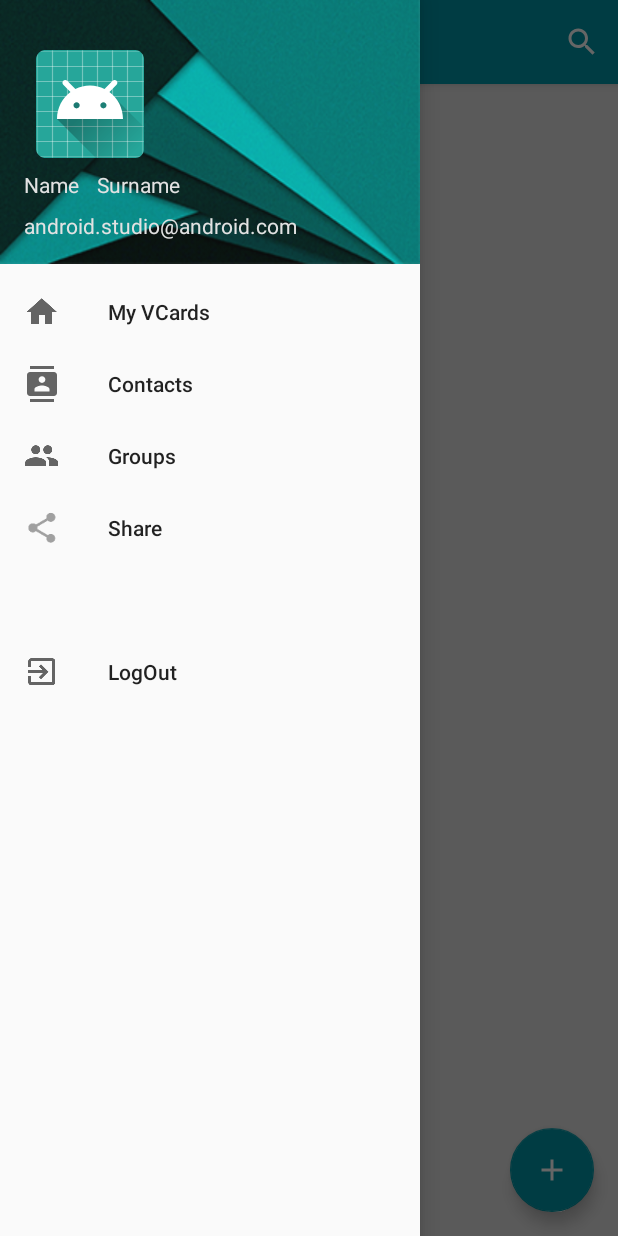
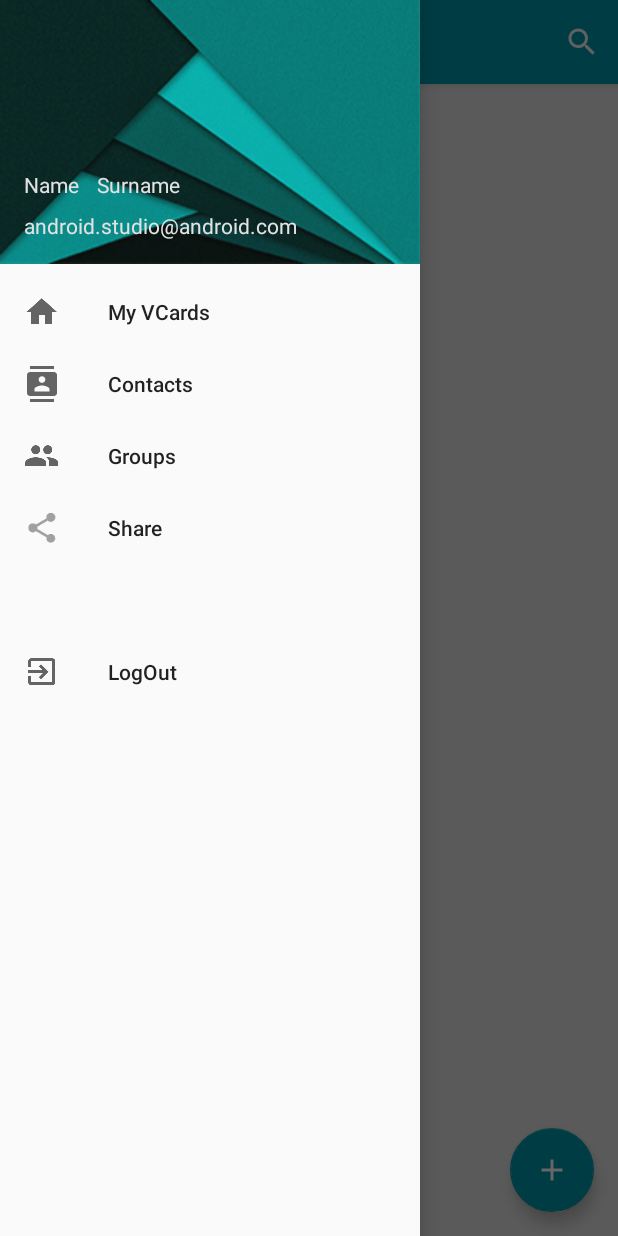
Before and after one commit to GracefulLeo/BindUpMobileApp, an Android app: the fragment ContactsFragment placed in its activity, after a tap on "Open", on a phone screen of 412 x 824 dp. Run offline under Robolectric (Android 15) with nearby library versions, the phone set to English and light mode, and no system bars; our stand-ins replace CircleImageView; libraries missing offline, so code that uses them is left out: com.j256.ormlite, com.squareup.leakcanary; pictures from the network do not load.

Commit message:
resource files are fixed a little bit

```diff
--- a/app/src/main/res/drawable-v24/ic_search_whitexml_24dp.xml
+++ /dev/null
@@ -1,9 +0,0 @@
-<vector xmlns:android="http://schemas.android.com/apk/res/android"
-        android:width="24dp"
-        android:height="24dp"
-        android:viewportWidth="24.0"
-        android:viewportHeight="24.0">
-    <path
-        android:fillColor="#ffffff"
-        android:pathData="M15.5,14h-0.79l-0.28,-0.27C15.41,12.59 16,11.11 16,9.5 16,5.91 13.09,3 9.5,3S3,5.91 3,9.5 5.91,16 9.5,16c1.61,0 3.09,-0.59 4.23,-1.57l0.27,0.28v0.79l5,4.99L20.49,19l-4.99,-5zM9.5,14C7.01,14 5,11.99 5,9.5S7.01,5 9.5,5 14,7.01 14,9.5 11.99,14 9.5,14z"/>
-</vector>
--- /dev/null
+++ b/app/src/main/res/drawable/ic_edit_black_24dp.xml
@@ -0,0 +1,5 @@
+<vector android:height="24dp" android:tint="#EBF2F5"
+    android:viewportHeight="24.0" android:viewportWidth="24.0"
+    android:width="24dp" xmlns:android="http://schemas.android.com/apk/res/android">
+    <path android:fillColor="#FF000000" android:pathData="M3,17.25V21h3.75L17.81,9.94l-3.75,-3.75L3,17.25zM20.71,7.04c0.39,-0.39 0.39,-1.02 0,-1.41l-2.34,-2.34c-0.39,-0.39 -1.02,-0.39 -1.41,0l-1.83,1.83 3.75,3.75 1.83,-1.83z"/>
+</vector>
--- /dev/null
+++ b/app/src/main/res/drawable/ic_group_add_black_24dp.xml
@@ -0,0 +1,5 @@
+<vector android:height="24dp" android:tint="#EBF2F5"
+    android:viewportHeight="24.0" android:viewportWidth="24.0"
+    android:width="24dp" xmlns:android="http://schemas.android.com/apk/res/android">
+    <path android:fillColor="#FF000000" android:pathData="M8,10L5,10L5,7L3,7v3L0,10v2h3v3h2v-3h3v-2zM18,11c1.66,0 2.99,-1.34 2.99,-3S19.66,5 18,5c-0.32,0 -0.63,0.05 -0.91,0.14 0.57,0.81 0.9,1.79 0.9,2.86s-0.34,2.04 -0.9,2.86c0.28,0.09 0.59,0.14 0.91,0.14zM13,11c1.66,0 2.99,-1.34 2.99,-3S14.66,5 13,5c-1.66,0 -3,1.34 -3,3s1.34,3 3,3zM19.62,13.16c0.83,0.73 1.38,1.66 1.38,2.84v2h3v-2c0,-1.54 -2.37,-2.49 -4.38,-2.84zM13,13c-2,0 -6,1 -6,3v2h12v-2c0,-2 -4,-3 -6,-3z"/>
+</vector>
--- a/app/src/main/res/drawable/ic_search_black_24dp.xml
+++ b/app/src/main/res/drawable/ic_search_black_24dp.xml
@@ -1,9 +1,5 @@
-<vector xmlns:android="http://schemas.android.com/apk/res/android"
-        android:width="24dp"
-        android:height="24dp"
-        android:viewportWidth="24.0"
-        android:viewportHeight="24.0">
-    <path
-        android:fillColor="#000000"
-        android:pathData="M15.5,14h-0.79l-0.28,-0.27C15.41,12.59 16,11.11 16,9.5 16,5.91 13.09,3 9.5,3S3,5.91 3,9.5 5.91,16 9.5,16c1.61,0 3.09,-0.59 4.23,-1.57l0.27,0.28v0.79l5,4.99L20.49,19l-4.99,-5zM9.5,14C7.01,14 5,11.99 5,9.5S7.01,5 9.5,5 14,7.01 14,9.5 11.99,14 9.5,14z"/>
+<vector android:height="24dp" android:tint="#EBF2F5"
+    android:viewportHeight="24.0" android:viewportWidth="24.0"
+    android:width="24dp" xmlns:android="http://schemas.android.com/apk/res/android">
+    <path android:fillColor="#FF000000" android:pathData="M15.5,14h-0.79l-0.28,-0.27C15.41,12.59 16,11.11 16,9.5 16,5.91 13.09,3 9.5,3S3,5.91 3,9.5 5.91,16 9.5,16c1.61,0 3.09,-0.59 4.23,-1.57l0.27,0.28v0.79l5,4.99L20.49,19l-4.99,-5zM9.5,14C7.01,14 5,11.99 5,9.5S7.01,5 9.5,5 14,7.01 14,9.5 11.99,14 9.5,14z"/>
 </vector>
--- a/app/src/main/res/drawable/ic_search_whitexml_24dp.xml
+++ /dev/null
@@ -1,9 +0,0 @@
-<vector xmlns:android="http://schemas.android.com/apk/res/android"
-        android:width="24dp"
-        android:height="24dp"
-        android:viewportWidth="24.0"
-        android:viewportHeight="24.0">
-    <path
-        android:fillColor="#ffffff"
-        android:pathData="M15.5,14h-0.79l-0.28,-0.27C15.41,12.59 16,11.11 16,9.5 16,5.91 13.09,3 9.5,3S3,5.91 3,9.5 5.91,16 9.5,16c1.61,0 3.09,-0.59 4.23,-1.57l0.27,0.28v0.79l5,4.99L20.49,19l-4.99,-5zM9.5,14C7.01,14 5,11.99 5,9.5S7.01,5 9.5,5 14,7.01 14,9.5 11.99,14 9.5,14z"/>
-</vector>
--- a/app/src/main/res/layout/navigation_header.xml
+++ b/app/src/main/res/layout/navigation_header.xml
@@ -12,13 +12,13 @@
     android:theme="@style/ThemeOverlay.AppCompat.Dark"
     android:background="@drawable/design_background">
 
-    <ImageView
-        android:id="@+id/nav_drawer_image_view"
-        android:layout_width="wrap_content"
-        android:layout_height="wrap_content"
-        android:paddingTop="@dimen/nav_header_vertical_spacing"
-        android:paddingLeft="@dimen/nav_header_left_padding"
-        app:srcCompat="@mipmap/ic_launcher_round" />
+    <!--<ImageView-->
+        <!--android:id="@+id/nav_drawer_image_view"-->
+        <!--android:layout_width="wrap_content"-->
+        <!--android:layout_height="wrap_content"-->
+        <!--android:paddingTop="@dimen/nav_header_vertical_spacing"-->
+        <!--android:paddingLeft="@dimen/nav_header_left_padding"-->
+        <!--app:srcCompat="@mipmap/ic_launcher_round" />-->
 
 
     <RelativeLayout
--- a/app/src/main/res/menu/top_navigation_menu_contacts_and_groups.xml
+++ b/app/src/main/res/menu/top_navigation_menu_contacts_and_groups.xml
@@ -6,7 +6,7 @@
     <item android:id="@+id/search"
         android:title="@string/search_title"
         android:orderInCategory="1"
-        android:icon="@drawable/ic_search_whitexml_24dp"
+        android:icon="@drawable/ic_search_black_24dp"
         app:showAsAction="ifRoom" />
 
     <!--<item-->
--- a/app/src/main/res/menu/top_navigation_menu_contacts_preview.xml
+++ b/app/src/main/res/menu/top_navigation_menu_contacts_preview.xml
@@ -7,13 +7,13 @@
         android:id="@+id/contacts_preview_add_to_group_button"
         android:title="@string/contacts_preview_add_to_group_btn"
         app:showAsAction="ifRoom"
-        android:icon="@drawable/ic_add_to_group"/>
+        android:icon="@drawable/ic_group_add_black_24dp"/>
 
     <item
         android:id="@+id/contacts_preview_delete_button"
         android:title="@string/edit"
         app:showAsAction="ifRoom"
-        android:icon="@drawable/ic_delete"/>
+        android:icon="@drawable/ic_delete_black_24dp"/>
 
 
 </menu>
--- a/app/src/main/res/menu/top_navigation_menu_groups_preview.xml
+++ b/app/src/main/res/menu/top_navigation_menu_groups_preview.xml
@@ -7,13 +7,13 @@
         android:id="@+id/groups_preview_add_to_group_button"
         android:title="@string/contacts_preview_add_to_group_btn"
         app:showAsAction="ifRoom"
-        android:icon="@drawable/ic_add_to_group"/>
+        android:icon="@drawable/ic_group_add_black_24dp"/>
 
     <item
         android:id="@+id/groups_preview_search_button"
         android:title="@string/edit"
         app:showAsAction="ifRoom"
-        android:icon="@drawable/ic_search"/>
+        android:icon="@drawable/ic_search_black_24dp"/>
 
 
 </menu>
--- a/app/src/main/res/menu/top_navigation_menu_my_vcards_edit.xml
+++ b/app/src/main/res/menu/top_navigation_menu_my_vcards_edit.xml
@@ -7,6 +7,6 @@
         android:id="@+id/edit_delete_button"
         android:title="@string/edit"
         app:showAsAction="ifRoom"
-        android:icon="@drawable/ic_delete"/>
+        android:icon="@drawable/ic_delete_black_24dp"/>
 
 </menu>
--- a/app/src/main/res/menu/top_navigation_menu_my_vcards_preview.xml
+++ b/app/src/main/res/menu/top_navigation_menu_my_vcards_preview.xml
@@ -7,6 +7,6 @@
         android:id="@+id/edit_button_in_preview_fragment"
         android:title="@string/edit"
         app:showAsAction="ifRoom"
-        android:icon="@drawable/ic_edit"/>
+        android:icon="@drawable/ic_edit_black_24dp"/>
 
 </menu>
```
Also changed, not shown: app/src/main/res/drawable/ic_search_white_24dp.png (deleted).
